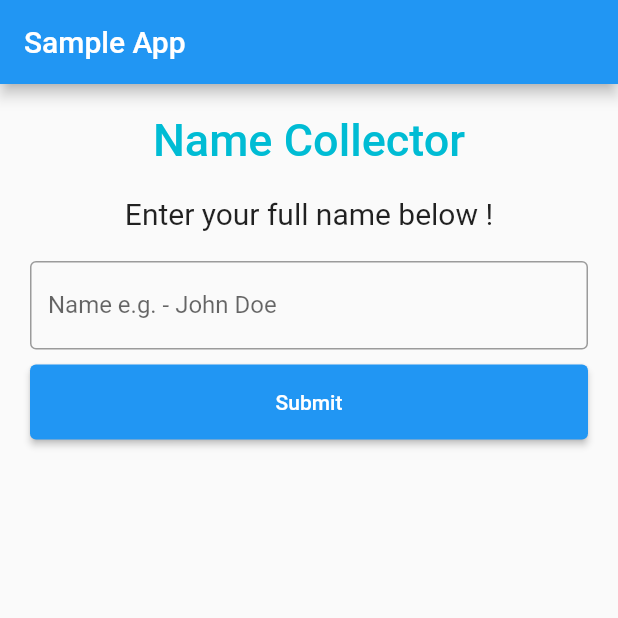
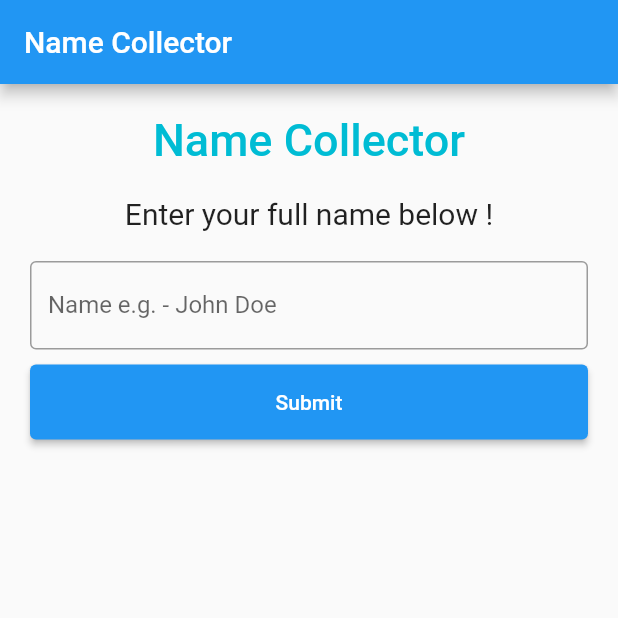
Before and after one commit to alu-rwa-prog-1/week-2-class-activity-1-mpd_group5_wca, a Flutter app: the screen it shows after launch, on a phone screen of 412 x 824 dp, the top half of it. Run offline on Flutter 3.47's test engine with Material 2 defaults, Android fonts, the phone set to English and light mode, and no system bars.

Commit message:
Modified README

```diff
--- a/lib/main.dart
+++ b/lib/main.dart
@@ -5,7 +5,7 @@ void main() => runApp(const MyApp());
 class MyApp extends StatelessWidget {
   const MyApp({Key? key}) : super(key: key);
 
-  static const String _title = 'Sample App';
+  static const String _title = 'Name Collector';
 
   @override
   Widget build(BuildContext context) {
```
Also changed, not shown: 1 other file.
